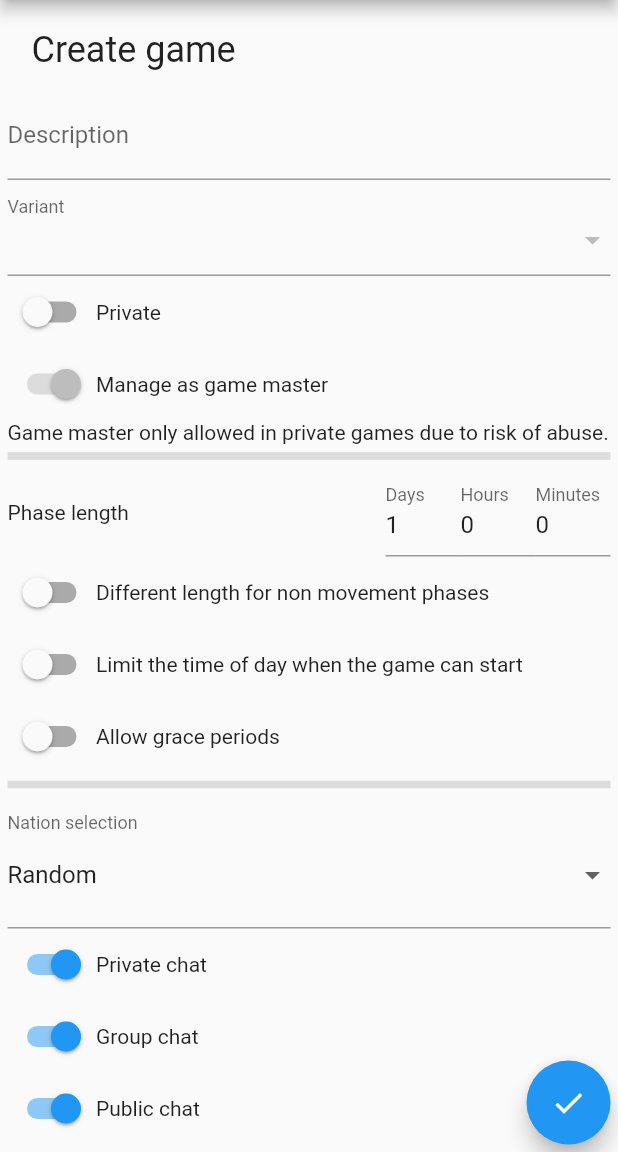
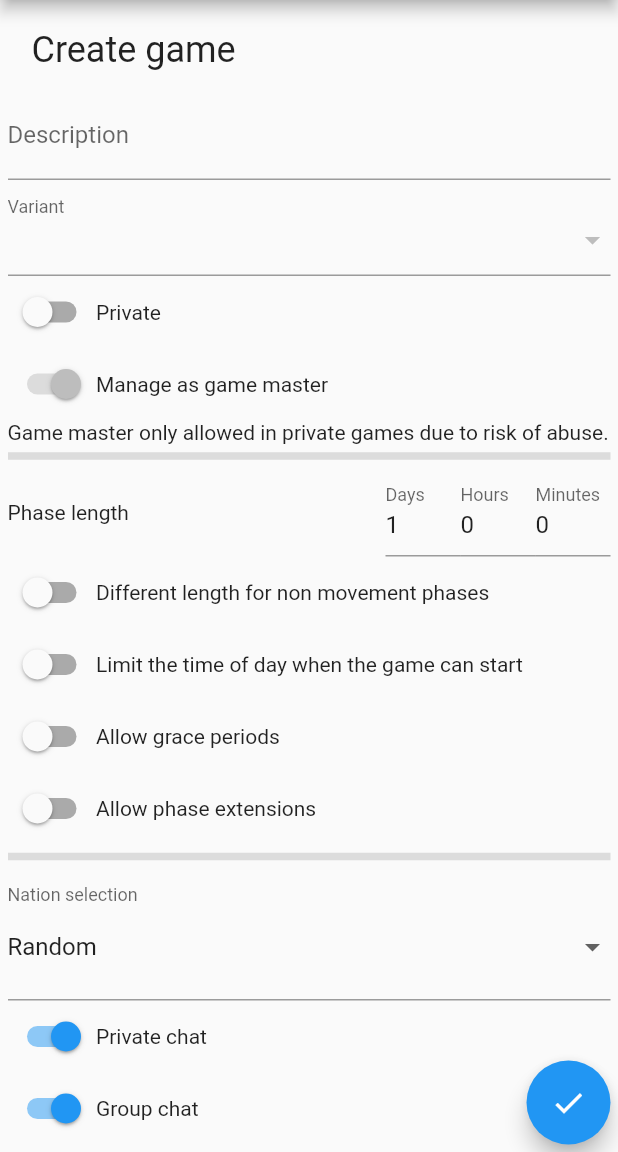
Before and after one commit to zond/corpulentpangolin, a Flutter app: the CreateGamePage screen opened by its route, on a phone screen of 412 x 824 dp, the part 84-1236 px from its top. Run offline on Flutter 3.47's test engine with Material 2 defaults, Android fonts, the phone set to English and light mode, and no system bars; our stand-ins replace auto_route, cloud_firestore, firebase_auth, firebase_core, google_sign_in, js and 1 more; missing offline and left inert: brotli, universal_html; accounts and stored records are empty; generated files the repository leaves out were written again.

Commit message:
Added extension optinos.

```diff
--- a/lib/edit_game_widget.dart
+++ b/lib/edit_game_widget.dart
@@ -95,6 +95,99 @@ class _SplitTime {
   }
 }
 
+class _MinuteLengthField extends StatefulWidget {
+  final int initialValue;
+  final String label;
+  final Function(int) onChange;
+  const _MinuteLengthField(
+      {Key? key,
+      required this.initialValue,
+      required this.label,
+      required this.onChange})
+      : super(key: key);
+  @override
+  State<_MinuteLengthField> createState() => _MinuteLengthFieldState();
+}
+
+class _MinuteLengthFieldState extends State<_MinuteLengthField> {
+  late _SplitTime value;
+  @override
+  void initState() {
+    super.initState();
+    value = _SplitTime(widget.initialValue);
+  }
+
+  @override
+  Widget build(context) {
+    final l10n = AppLocalizations.of(context) ?? AppLocalizationsEn();
+    return Row(
+      children: [
+        Expanded(child: Text(widget.label)),
+        SizedBox(
+          width: 50,
+          child: TextFormField(
+            initialValue: "${value.days}",
+            decoration: InputDecoration(
+              labelText: l10n.days,
+            ),
+            keyboardType: const TextInputType.numberWithOptions(
+                signed: false, decimal: false),
+            inputFormatters: [FilteringTextInputFormatter.digitsOnly],
+            onChanged: (newValue) {
+              setState(() {
+                try {
+                  value.days = int.parse(newValue);
+                  widget.onChange(value.toMinutes());
+                } catch (e) {}
+              });
+            },
+          ),
+        ),
+        SizedBox(
+          width: 50,
+          child: TextFormField(
+            initialValue: "${value.hours}",
+            decoration: InputDecoration(
+              labelText: l10n.hours,
+            ),
+            keyboardType: const TextInputType.numberWithOptions(
+                signed: false, decimal: false),
+            inputFormatters: [FilteringTextInputFormatter.digitsOnly],
+            onChanged: (newValue) {
+              setState(() {
+                try {
+                  value.hours = int.parse(newValue);
+                  widget.onChange(value.toMinutes());
+                } catch (e) {}
+              });
+            },
+          ),
+        ),
+        SizedBox(
+          width: 50,
+          child: TextFormField(
+            initialValue: "${value.minutes}",
+            decoration: InputDecoration(
+              labelText: l10n.minutes,
+            ),
+            keyboardType: const TextInputType.numberWithOptions(
+                signed: false, decimal: false),
+            inputFormatters: [FilteringTextInputFormatter.digitsOnly],
+            onChanged: (newValue) {
+              setState(() {
+                try {
+                  value.minutes = int.parse(newValue);
+                  widget.onChange(value.toMinutes());
+                } catch (e) {}
+              });
+            },
+          ),
+        ),
+      ],
+    );
+  }
+}
+
 class _EditGameWidgetState extends State<EditGameWidget> {
   late Game game;
   late _SplitTime phaseLength;
@@ -103,6 +196,7 @@ class _EditGameWidgetState extends State<EditGameWidget> {
   bool displayNonMovementPhaseLength = false;
   bool displayStartTimeRequirements = false;
   bool displayGraceOptions = false;
+  bool displayExtensionOptions = false;
   final gameCollection = FirebaseFirestore.instance.collection("Game");
 
   @override
@@ -117,6 +211,7 @@ class _EditGameWidgetState extends State<EditGameWidget> {
         game.nonMovementPhaseLengthMinutes != game.phaseLengthMinutes;
     displayStartTimeRequirements = game.dontStartAfter != game.dontStartBefore;
     displayGraceOptions = game.hasGrace;
+    displayExtensionOptions = game.hasExtensions;
   }
 
   @override
@@ -274,64 +369,12 @@ class _EditGameWidgetState extends State<EditGameWidget> {
                   style: Theme.of(context).textTheme.bodyText2),
             ],
             const Divider(thickness: 5),
-            Row(
-              children: [
-                Expanded(child: Text(l10n.phaseLength)),
-                SizedBox(
-                  width: 50,
-                  child: TextFormField(
-                    initialValue: "${phaseLength.days}",
-                    decoration: InputDecoration(
-                      labelText: l10n.days,
-                    ),
-                    keyboardType: const TextInputType.numberWithOptions(
-                        signed: false, decimal: false),
-                    inputFormatters: [FilteringTextInputFormatter.digitsOnly],
-                    onChanged: (newValue) {
-                      setState(() {
-                        phaseLength.days = int.parse(newValue);
-                        game["PhaseLengthMinutes"] = phaseLength.toMinutes();
-                      });
-                    },
-                  ),
-                ),
-                SizedBox(
-                  width: 50,
-                  child: TextFormField(
-                    initialValue: "${phaseLength.hours}",
-                    decoration: InputDecoration(
-                      labelText: l10n.hours,
-                    ),
-                    keyboardType: const TextInputType.numberWithOptions(
-                        signed: false, decimal: false),
-                    inputFormatters: [FilteringTextInputFormatter.digitsOnly],
-                    onChanged: (newValue) {
-                      setState(() {
-                        phaseLength.hours = int.parse(newValue);
-                        game["PhaseLengthMinutes"] = phaseLength.toMinutes();
-                      });
-                    },
-                  ),
-                ),
-                SizedBox(
-                  width: 50,
-                  child: TextFormField(
-                    initialValue: "${phaseLength.minutes}",
-                    decoration: InputDecoration(
-                      labelText: l10n.minutes,
-                    ),
-                    keyboardType: const TextInputType.numberWithOptions(
-                        signed: false, decimal: false),
-                    inputFormatters: [FilteringTextInputFormatter.digitsOnly],
-                    onChanged: (newValue) {
-                      setState(() {
-                        phaseLength.minutes = int.parse(newValue);
-                        game["PhaseLengthMinutes"] = phaseLength.toMinutes();
-                      });
-                    },
-                  ),
-                ),
-              ],
+            _MinuteLengthField(
+              initialValue: game.phaseLengthMinutes.toInt(),
+              label: l10n.phaseLength,
+              onChange: (m) => setState(() {
+                game["PhaseLengthMinutes"] = m;
+              }),
             ),
             Row(
               children: [
@@ -350,67 +393,12 @@ class _EditGameWidgetState extends State<EditGameWidget> {
               ],
             ),
             if (displayNonMovementPhaseLength)
-              Row(
-                children: [
-                  Expanded(child: Text(l10n.nonMovementPhaseLength)),
-                  SizedBox(
-                    width: 50,
-                    child: TextFormField(
-                      initialValue: "${nonMovementPhaseLength.days}",
-                      decoration: InputDecoration(
-                        labelText: l10n.days,
-                      ),
-                      keyboardType: const TextInputType.numberWithOptions(
-                          signed: false, decimal: false),
-                      inputFormatters: [FilteringTextInputFormatter.digitsOnly],
-                      onChanged: (newValue) {
-                        setState(() {
-                          nonMovementPhaseLength.days = int.parse(newValue);
-                          game["NonMovementPhaseLengthMinutes"] =
-                              nonMovementPhaseLength.toMinutes();
-                        });
-                      },
-                    ),
-                  ),
-                  SizedBox(
-                    width: 50,
-                    child: TextFormField(
-                      initialValue: "${nonMovementPhaseLength.hours}",
-                      decoration: InputDecoration(
-                        labelText: l10n.hours,
-                      ),
-                      keyboardType: const TextInputType.numberWithOptions(
-                          signed: false, decimal: false),
-                      inputFormatters: [FilteringTextInputFormatter.digitsOnly],
-                      onChanged: (newValue) {
-                        setState(() {
-                          nonMovementPhaseLength.hours = int.parse(newValue);
-                          game["NonMovementPhaseLengthMinutes"] =
-                              nonMovementPhaseLength.toMinutes();
-                        });
-                      },
-                    ),
-                  ),
-                  SizedBox(
-                    width: 50,
-                    child: TextFormField(
-                      initialValue: "${nonMovementPhaseLength.minutes}",
-                      decoration: InputDecoration(
-                        labelText: l10n.minutes,
-                      ),
-                      keyboardType: const TextInputType.numberWithOptions(
-                          signed: false, decimal: false),
-                      inputFormatters: [FilteringTextInputFormatter.digitsOnly],
-                      onChanged: (newValue) {
-                        setState(() {
-                          nonMovementPhaseLength.minutes = int.parse(newValue);
-                          game["NonMovementPhaseLengthMinutes"] =
-                              nonMovementPhaseLength.toMinutes();
-                        });
-                      },
-                    ),
-                  ),
-                ],
+              _MinuteLengthField(
+                initialValue: game.nonMovementPhaseLengthMinutes.toInt(),
+                label: l10n.nonMovementPhaseLength,
+                onChange: (m) => setState(() {
+                  game["NonMovementPhaseLengthMinutes"] = m;
+                }),
               ),
             Row(
               children: [
@@ -485,67 +473,12 @@ class _EditGameWidgetState extends State<EditGameWidget> {
               ],
             ),
             if (displayGraceOptions) ...[
-              Row(
-                children: [
-                  Expanded(child: Text(l10n.gracePeriodLength)),
-                  SizedBox(
-                    width: 50,
-                    child: TextFormField(
-                      initialValue: "${gracePeriodLength.days}",
-                      decoration: InputDecoration(
-                        labelText: l10n.days,
-                      ),
-                      keyboardType: const TextInputType.numberWithOptions(
-                          signed: false, decimal: false),
-                      inputFormatters: [FilteringTextInputFormatter.digitsOnly],
-                      onChanged: (newValue) {
-                        setState(() {
-                          gracePeriodLength.days = int.parse(newValue);
-                          game["GraceLengthMinutes"] =
-                              gracePeriodLength.toMinutes();
-                        });
-                      },
-                    ),
-                  ),
-                  SizedBox(
-                    width: 50,
-                    child: TextFormField(
-                      initialValue: "${gracePeriodLength.hours}",
-                      decoration: InputDecoration(
-                        labelText: l10n.hours,
-                      ),
-                      keyboardType: const TextInputType.numberWithOptions(
-                          signed: false, decimal: false),
-                      inputFormatters: [FilteringTextInputFormatter.digitsOnly],
-                      onChanged: (newValue) {
-                        setState(() {
-                          gracePeriodLength.hours = int.parse(newValue);
-                          game["GraceLengthMinutes"] =
-                              gracePeriodLength.toMinutes();
-                        });
-                      },
-                    ),
-                  ),
-                  SizedBox(
-                    width: 50,
-                    child: TextFormField(
-                      initialValue: "${gracePeriodLength.minutes}",
-                      decoration: InputDecoration(
-                        labelText: l10n.minutes,
-                      ),
-                      keyboardType: const TextInputType.numberWithOptions(
-                          signed: false, decimal: false),
-                      inputFormatters: [FilteringTextInputFormatter.digitsOnly],
-                      onChanged: (newValue) {
-                        setState(() {
-                          gracePeriodLength.minutes = int.parse(newValue);
-                          game["GraceLengthMinutes"] =
-                              gracePeriodLength.toMinutes();
-                        });
-                      },
-                    ),
-                  ),
-                ],
+              _MinuteLengthField(
+                initialValue: game.graceLengtMinutes,
+                label: l10n.gracePeriodLength,
+                onChange: (m) => setState(() {
+                  game["GraceLengthMinutes"] = m;
+                }),
               ),
               Row(
                 children: [
@@ -583,6 +516,98 @@ class _EditGameWidgetState extends State<EditGameWidget> {
                       },
                     ),
                   )
+                ],
+              )
+            ],
+            Row(
+              children: [
+                Switch(
+                  value: displayExtensionOptions,
+                  onChanged: (newValue) {
+                    setState(() {
+                      displayExtensionOptions = newValue;
+                      if (!newValue) {
+                        game["MaxExtensionLengthMinutes"] = 0;
+                        game["ExtensionsPerPlayer"] = 0;
+                        game["PlayerRatioForExtraExtensionVote"] = 0;
+                      }
+                    });
+                  },
+                ),
+                Text(l10n.allowExtensions),
+              ],
+            ),
+            if (displayExtensionOptions) ...[
+              _MinuteLengthField(
+                initialValue: game.maxExtensionLengthMinutes,
+                label: l10n.maxExtensionLength,
+                onChange: (m) => setState(() {
+                  game["MaxExtensionLengthMinutes"] = m;
+                }),
+              ),
+              Row(
+                children: [
+                  Expanded(child: Text(l10n.extensionsPerPlayer)),
+                  SizedBox(
+                    width: 50,
+                    child: TextFormField(
+                      initialValue: "${game.extensionsPerPlayer}",
+                      keyboardType: const TextInputType.numberWithOptions(
+                          signed: false, decimal: false),
+                      inputFormatters: [FilteringTextInputFormatter.digitsOnly],
+                      onChanged: (newValue) {
+                        setState(() {
+                          game["ExtensionsPerPlayer"] = int.parse(newValue);
+                        });
+                      },
+                    ),
+                  )
+                ],
+              ),
+              Row(
+                children: [
+                  Expanded(child: Text(l10n.extensionsPerPhase)),
+                  SizedBox(
+                    width: 50,
+                    child: TextFormField(
+                      initialValue: "${game.extensionsPerPhase}",
+                      keyboardType: const TextInputType.numberWithOptions(
+                          signed: false, decimal: false),
+                      inputFormatters: [FilteringTextInputFormatter.digitsOnly],
+                      onChanged: (newValue) {
+                        setState(() {
+                          game["ExtensionsPerPhase"] = int.parse(newValue);
+                        });
+                      },
+                    ),
+                  )
+                ],
+              ),
+              Row(
+                children: [
+                  Expanded(child: Text(l10n.votesRequiredForExtraExtension)),
+                  SizedBox(
+                    width: 40,
+                    child: TextFormField(
+                      initialValue:
+                          "${(game.playerRatioForExtraExtensionVote * 100).toInt()}",
+                      keyboardType: const TextInputType.numberWithOptions(
+                          signed: false, decimal: false),
+                      inputFormatters: [FilteringTextInputFormatter.digitsOnly],
+                      onChanged: (newValue) {
+                        setState(() {
+                          try {
+                            game["PlayerRatioForExtraExtensionVote"] =
+                                int.parse(newValue) / 100.0;
+                          } catch (e) {}
+                        });
+                      },
+                    ),
+                  ),
+                  SizedBox(
+                    width: 10,
+                    child: Text("%"),
+                  ),
                 ],
               )
             ],
--- a/lib/game.dart
+++ b/lib/game.dart
@@ -54,6 +54,8 @@ class Game extends JSONMapView {
   int get gracesPerPhase => getInt("GracesPerPhase");
 
   int get extensionsPerPlayer => getInt("ExtensionsPerPlayer");
+
+  int get extensionsPerPhase => getInt("ExtensionsPerPhase");
 
   num get playerRatioForExtraExtensionVote =>
       getFloat("PlayerRatioForExtraExtensionVote");
--- a/lib/l10n/intl_en.arb
+++ b/lib/l10n/intl_en.arb
@@ -240,5 +240,10 @@
   "allowGracePeriods": "Allow grace periods",
   "gracePeriodLength": "Automatic phase extension when player is inactive",
   "gracesPerPlayer": "Maximum number of automatic phase extensions per player per game",
-  "gracesPerPhase": "Maximum number of automatic phase extensions per phase"
+  "gracesPerPhase": "Maximum number of automatic phase extensions per phase",
+  "allowExtensions": "Allow phase extensions",
+  "maxExtensionLength": "Maximum length of player initiated phase extension",
+  "extensionsPerPlayer": "Maximum number of player initiated phase extensions per player per game",
+  "extensionsPerPhase": "Maximum number of player initiated phase extensions per phase",
+  "votesRequiredForExtraExtension": "Player votes required for extra player initiated phase extension"
 }
```
Also changed, not shown: lib/l10n/intl_sv.arb (+6 -1 lines), lib/generated/intl/messages_en.dart, lib/generated/intl/messages_sv.dart, lib/generated/l10n.dart.
